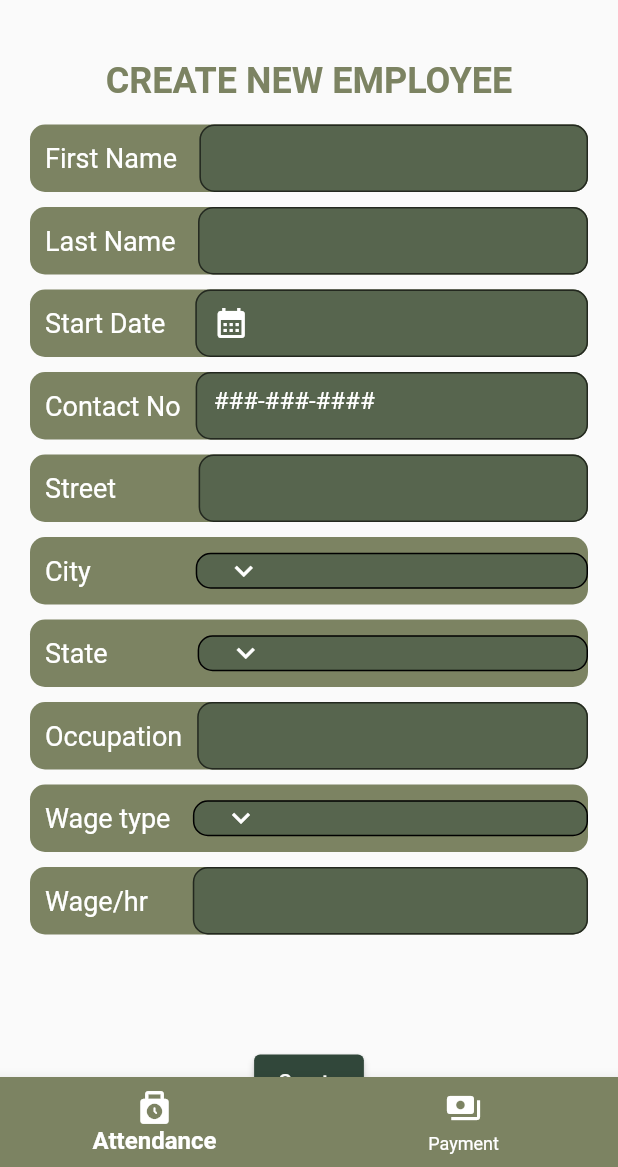
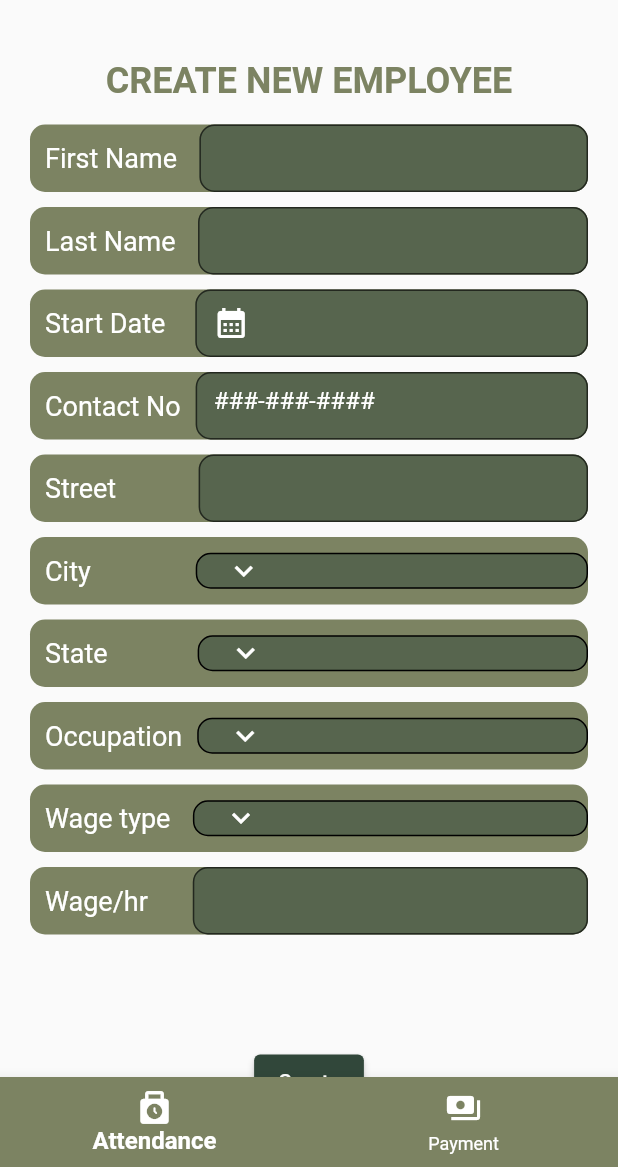
Before and after one commit to KrishnanDevika/PayWage, a Flutter app: the AddEmployeePage screen opened directly, after a tap on "Create", on a phone screen of 412 x 824 dp, the part 69-1236 px from its top. Run offline on Flutter 3.47's test engine with Material 2 defaults, Android fonts, the phone set to English and light mode, and no system bars; network calls fail.

Commit message:
Created employee database abd inserted data succesfully

```diff
--- a/lib/views/add_employee.dart
+++ b/lib/views/add_employee.dart
@@ -3,6 +3,7 @@ import 'package:intl/intl.dart';
 import 'package:paywage/common/myAppBar.dart';
 import 'package:paywage/common/BottomNavigationBar.dart';
 import 'package:paywage/models/salary_type.dart';
+import 'package:paywage/models/occupation.dart';
 import 'package:paywage/models/city.dart';
 import 'package:paywage/models/states.dart';
 import 'package:http/http.dart' as http;
@@ -21,12 +22,33 @@ class _AddEmployeePageState extends State<AddEmployeePage> {
   List<String> wage_type = <String>[];
   List<String> cities = <String>[];
   List<String> states = <String>[];
+  List<String> occupationList= <String>[];
 
   @override
   void initState() {
     this.fetchSalaryType();
     this.fetchCities();
     this.fetchStates();
+    this.fetchOccupation();
+  }
+
+  Future fetchOccupation() async {
+    var url = 'https://dkrishnan.scweb.ca/Paywage/fetchOccupation.php';
+    try {
+      http.Response response = await http.get(Uri.parse(url));
+      var data = response.body;
+      final parsed = jsonDecode(data).cast<Map<String, dynamic>>();
+
+      final List<Occupation> type =
+      parsed.map<Occupation>((json) => Occupation.fromJson(json)).toList();
+      for (var i = 0; i < type.length; i++) {
+        occupationList.add(type[i].occupation);
+        print(type[i].occupation);
+      }
+    }
+    catch(e){
+      print(e);
+    }
   }
 
   Future fetchSalaryType() async {
@@ -87,6 +109,7 @@ class _AddEmployeePageState extends State<AddEmployeePage> {
   String salaryType_value = 'Daily';
   String city_value = 'Delhi';
   String state_value = 'Gujarat';
+  String occupation_value = "Wall Protection";
   TextEditingController firstName = TextEditingController();
   TextEditingController lastName = TextEditingController();
   TextEditingController startDate = TextEditingController();
@@ -97,6 +120,23 @@ class _AddEmployeePageState extends State<AddEmployeePage> {
   TextEditingController occupation = TextEditingController();
   TextEditingController wageType = TextEditingController();
   TextEditingController baseRate = TextEditingController();
+
+  Future createEmployee() async{
+    final response = await http.post(Uri.parse('https://dkrishnan.scweb.ca/Paywage/insertEmployee.php'), body:{
+      "first_name": firstName.text,
+      "last_name": lastName.text,
+      "start_date": startDate.text,
+      "phone":contact.text,
+      "salary_type": salaryType_value,
+      "street": street.text,
+      "city": city_value,
+      "state": state_value,
+      "occupation_type":occupation_value,
+      "pay_rate": baseRate.text,
+    });
+
+    print((response.body));
+  }
 
   @override
   Widget build(BuildContext context) {
@@ -225,7 +265,7 @@ class _AddEmployeePageState extends State<AddEmployeePage> {
 
                         if (date != null) {
                           String formattedDate =
-                              DateFormat('dd-MM-yyyy').format(date!);
+                              DateFormat('yyyy-MM-dd').format(date!);
                           startDate.text = formattedDate;
                         }
                       },
@@ -441,17 +481,48 @@ class _AddEmployeePageState extends State<AddEmployeePage> {
                       ),
                     ),
                     new Expanded(
-                        child: new TextField(
-                      style: TextStyle(color: Colors.white),
-                      decoration: InputDecoration(
-                        fillColor: Color(0xff57654E),
-                        filled: true,
-                        border: OutlineInputBorder(
-                          borderRadius: BorderRadius.circular(10.0),
+                      child: new DecoratedBox(
+                        decoration: BoxDecoration(
+                          color: Color(0xff57654E),
+                          //background color of dropdown button
+                          border: Border.all(color: Colors.black),
+                          //border of dropdown button
+                          borderRadius: BorderRadius.circular(
+                              10), //border radius of dropdown button
+                        ),
+
+                        child: Padding(
+                          padding: EdgeInsets.only(left: 20),
+                          child: DropdownButton(
+                            dropdownColor: Color(0xff57654E),
+                            underline: Container(),
+                            value: occupation_value,
+                            style: const TextStyle(
+                                color: Colors.white,
+                                fontSize: 16,
+                                fontWeight: FontWeight.bold),
+                            icon: const Icon(
+                              Icons.keyboard_arrow_down,
+                              color: Colors.white,
+                            ),
+
+                            items: occupationList.map((String occupation) {
+                              return DropdownMenuItem(
+                                value: occupation,
+                                child: Text(
+                                  occupation,
+                                ),
+                              );
+                            }).toList(),
+                            onChanged: (String? newValue) {
+                              setState(() {
+                                occupation_value = newValue!;
+                              });
+                            },
+                          ),
                         ),
                       ),
-                      controller: occupation,
-                    ))
+                    ),
                   ],
                 ),
               ),
@@ -555,7 +626,10 @@ class _AddEmployeePageState extends State<AddEmployeePage> {
                   style: ElevatedButton.styleFrom(
                       backgroundColor: Color(0xff31473A),
                       foregroundColor: Colors.white),
-                  onPressed: () => print('created'),
+                  onPressed: () {
+                    createEmployee();
+                    print("Created");
+                  },
                   child: new Text('Create'),
                 ),
               ),
```
